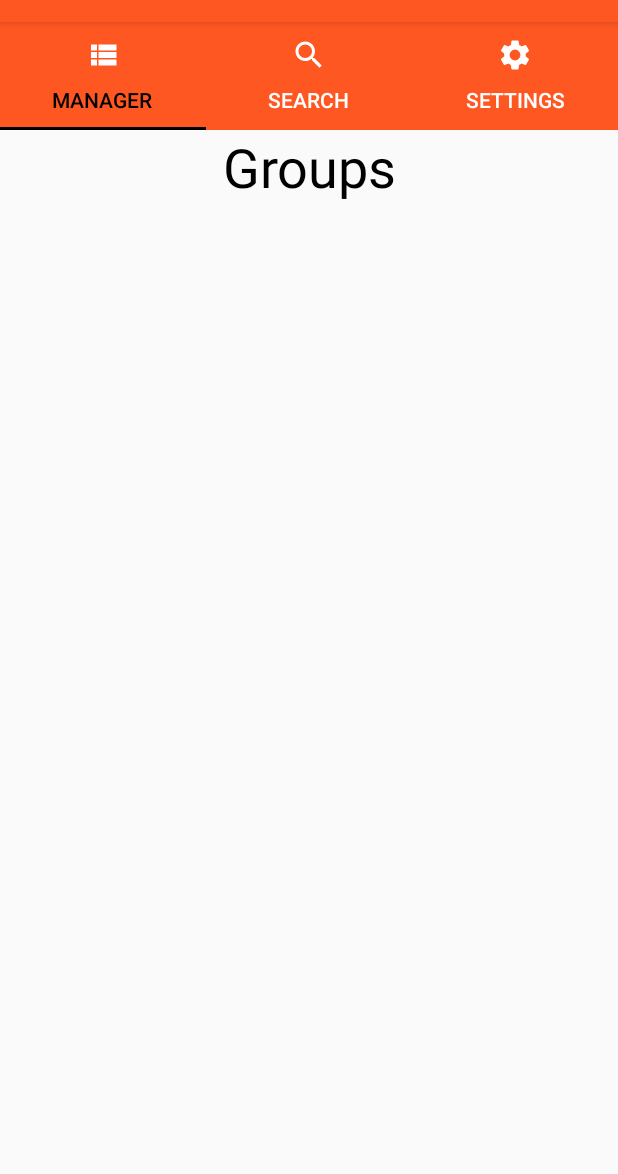
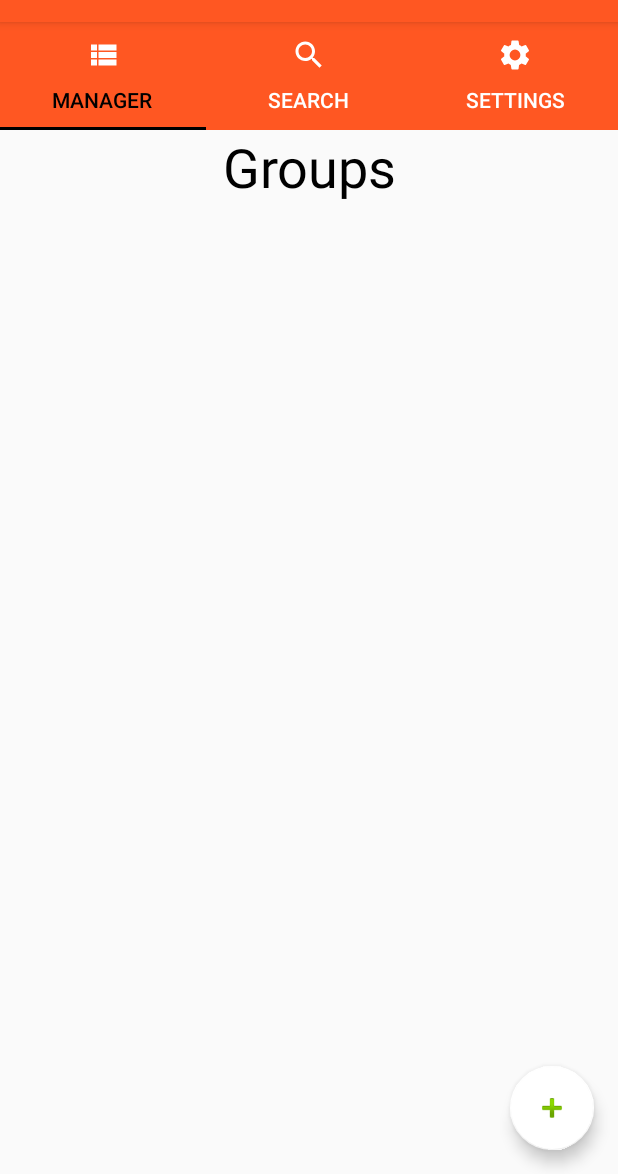
Before and after one commit to wniedzwiedz/ProjektWTM, an Android app: the SearchGroupsFragment screen opened directly, with no data from a screen before it, on a phone screen of 412 x 824 dp, the part 62-1236 px from its top. Run offline under Robolectric (Android 15) with nearby library versions, the phone set to English and light mode, and no system bars.

Commit message:
Update fragment_search_groups.xml

```diff
--- a/app/src/main/res/layout/fragment_search_groups.xml
+++ b/app/src/main/res/layout/fragment_search_groups.xml
@@ -4,8 +4,6 @@
     android:layout_width="match_parent"
     android:layout_height="match_parent"
     tools:context=".SearchGroupsFragment">
-
-    <!-- TODO: Update blank fragment layout -->
 
     <TextView
         android:layout_width="match_parent"
@@ -22,7 +20,18 @@
         <LinearLayout
             android:layout_width="match_parent"
             android:layout_height="wrap_content"
-            android:orientation="vertical" />
+            android:orientation="vertical" >
+
+        </LinearLayout>
     </ScrollView>
 
+    <com.google.android.material.floatingactionbutton.FloatingActionButton
+        android:id="@+id/fab"
+        android:layout_width="wrap_content"
+        android:layout_height="wrap_content"
+        android:layout_gravity="end|bottom"
+        android:layout_margin="16dp"
+        android:contentDescription="@string/AddButton"
+        android:src="@android:drawable/ic_input_add" />
+
 </FrameLayout>
```
